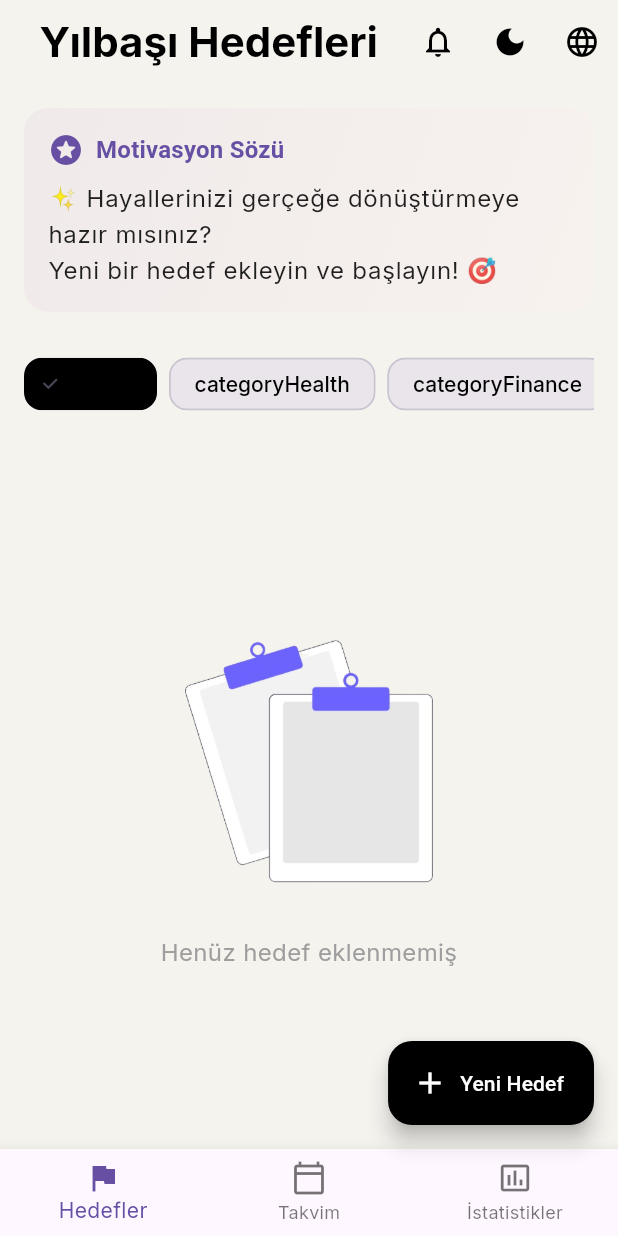
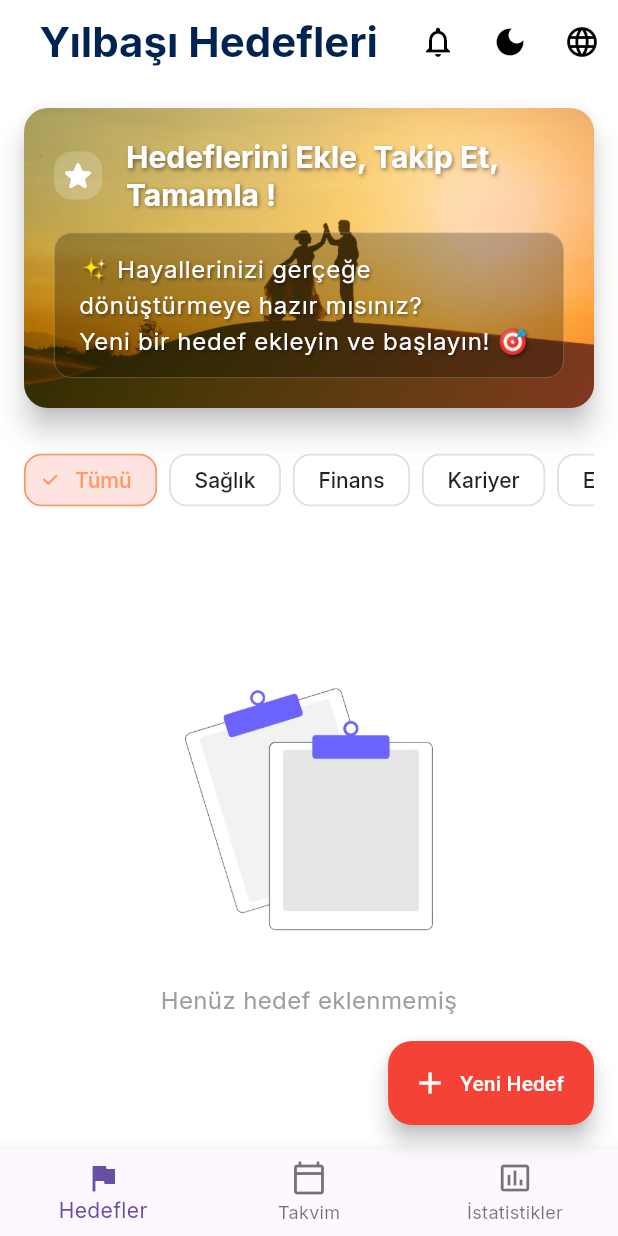
Before and after one commit to berkezkul/New-Year-Goals-Tracking-App, a Flutter app: the screen it shows after launch, on a phone screen of 412 x 824 dp. Run offline on Flutter 3.47's test engine with Material 3 defaults, Android fonts, the light colour scheme and no system bars; our stand-ins replace cached_network_image, cloud_firestore, confetti, firebase_core, flutter_animate, google_fonts and 4 more; accounts and stored records are empty.

Commit message:
New Year Goal Tracking App

```diff
--- a/lib/l10n/app_en.arb
+++ b/lib/l10n/app_en.arb
@@ -80,7 +80,7 @@
             }
         }
     },
-    "motivationQuote": "Motivation Quote",
+    "motivationQuote": "Add, Track, Complete Your Goals!",
     "addCategory": "Add Category",
     "categoryName": "Category Name",
     "categoryExists": "This category already exists",
--- a/lib/l10n/app_localizations.dart
+++ b/lib/l10n/app_localizations.dart
@@ -416,7 +416,7 @@ abstract class AppLocalizations {
   /// No description provided for @motivationQuote.
   ///
   /// In en, this message translates to:
-  /// **'Motivation Quote'**
+  /// **'Add, Track, Complete Your Goals!'**
   String get motivationQuote;
 
   /// No description provided for @addCategory.
--- a/lib/l10n/app_localizations_en.dart
+++ b/lib/l10n/app_localizations_en.dart
@@ -174,7 +174,7 @@ class AppLocalizationsEn extends AppLocalizations {
   }
 
   @override
-  String get motivationQuote => 'Motivation Quote';
+  String get motivationQuote => 'Add, Track, Complete Your Goals!';
 
   @override
   String get addCategory => 'Add Category';
--- a/lib/l10n/app_localizations_tr.dart
+++ b/lib/l10n/app_localizations_tr.dart
@@ -174,7 +174,7 @@ class AppLocalizationsTr extends AppLocalizations {
   }
 
   @override
-  String get motivationQuote => 'Motivasyon Sözü';
+  String get motivationQuote => 'Hedeflerini Ekle, Takip Et, Tamamla !';
 
   @override
   String get addCategory => 'Kategori Ekle';
--- a/lib/l10n/app_tr.arb
+++ b/lib/l10n/app_tr.arb
@@ -80,7 +80,7 @@
             }
         }
     },
-    "motivationQuote": "Motivasyon Sözü",
+    "motivationQuote": "Hedeflerini Ekle, Takip Et, Tamamla !",
     "addCategory": "Kategori Ekle",
     "categoryName": "Kategori Adı",
     "categoryExists": "Bu kategori zaten mevcut",
--- a/lib/models/category_model.dart
+++ b/lib/models/category_model.dart
@@ -23,6 +23,25 @@ class CategoryData {
 
   static String getCategoryName(String key, BuildContext context) {
     final localizations = AppLocalizations.of(context)!;
-    return localizations.getString(key);
+    switch (key) {
+      case 'categoryHealth':
+        return localizations.categoryHealth;
+      case 'categoryFinance':
+        return localizations.categoryFinance;
+      case 'categoryCareer':
+        return localizations.categoryCareer;
+      case 'categoryEducation':
+        return localizations.categoryEducation;
+      case 'categorySports':
+        return localizations.categorySports;
+      case 'categoryHobby':
+        return localizations.categoryHobby;
+      case 'categoryTravel':
+        return localizations.categoryTravel;
+      case 'categoryPersonal':
+        return localizations.categoryPersonal;
+      default:
+        return key;
+    }
   }
 }
--- a/lib/screens/add_goal_screen.dart
+++ b/lib/screens/add_goal_screen.dart
@@ -298,7 +298,7 @@ class _AddGoalScreenState extends State<AddGoalScreen> {
         });
       },
       validator: (value) =>
-          value == null ? localizations.noCategorySelected : null,
+      value == null ? localizations.noCategorySelected : null,
     );
   }
 }
--- a/lib/screens/goals_screen.dart
+++ b/lib/screens/goals_screen.dart
@@ -23,7 +23,7 @@ class _GoalsScreenState extends State<GoalsScreen> {
     return Column(
       children: [
         // Motivasyon kartı
-        MotivationCard(),
+        const MotivationCard(),
 
         // Kategori filtreleme chips
         Padding(
@@ -40,9 +40,19 @@ class _GoalsScreenState extends State<GoalsScreen> {
                       _selectedCategory = 'all';
                     });
                   },
-                  backgroundColor: Theme.of(context).chipTheme.backgroundColor,
-                  selectedColor: Theme.of(context).chipTheme.selectedColor,
-                  labelStyle: Theme.of(context).chipTheme.labelStyle,
+                  backgroundColor: Colors.white,
+                  selectedColor: const Color(0xFFFF9966).withOpacity(0.2),
+                  checkmarkColor: const Color(0xFFFF9966),
+                  labelStyle: TextStyle(
+                    color: _selectedCategory == 'all'
+                        ? const Color(0xFFFF9966)
+                        : Colors.black87,
+                  ),
+                  side: BorderSide(
+                    color: _selectedCategory == 'all'
+                        ? const Color(0xFFFF9966)
+                        : Colors.grey.shade300,
+                  ),
                   shape: RoundedRectangleBorder(
                     borderRadius: BorderRadius.circular(12),
                   ),
@@ -52,13 +62,29 @@ class _GoalsScreenState extends State<GoalsScreen> {
                       padding: const EdgeInsets.only(right: 8),
                       child: FilterChip(
                         label: Text(CategoryData.getCategoryName(
-                            category.key, context)),
-                        selected: _selectedCategory == category.key,
+                            category.name, context)),
+                        selected: _selectedCategory == category.name,
                         onSelected: (bool selected) {
                           setState(() {
                             _selectedCategory = category.key;
                           });
                         },
+                        backgroundColor: Colors.white,
+                        selectedColor: const Color(0xFFFF9966).withOpacity(0.2),
+                        checkmarkColor: const Color(0xFFFF9966),
+                        labelStyle: TextStyle(
+                          color: _selectedCategory == category.key
+                              ? const Color(0xFFFF9966)
+                              : Colors.black87,
+                        ),
+                        side: BorderSide(
+                          color: _selectedCategory == category.key
+                              ? const Color(0xFFFF9966)
+                              : Colors.grey.shade300,
+                        ),
+                        shape: RoundedRectangleBorder(
+                          borderRadius: BorderRadius.circular(12),
+                        ),
                       ),
                     )),
               ],
@@ -88,7 +114,7 @@ class _GoalsScreenState extends State<GoalsScreen> {
               if (filteredGoals.isEmpty) {
                 return EmptyState(
                   imagePath: 'assets/images/empty_goals.png',
-                  message: AppLocalizations.of(context)!.noGoalsYet,
+                  message: AppLocalizations.of(context).noGoalsYet,
                 );
               }
 
@@ -111,7 +137,7 @@ class _GoalsScreenState extends State<GoalsScreen> {
                       );
                     },
                     categoryName:
-                        CategoryData.getCategoryName(goal.category, context),
+                        CategoryData.getCategoryName(goal.category, context), onLongPress: () {  },
                   );
                 },
               );
@@ -123,6 +149,8 @@ class _GoalsScreenState extends State<GoalsScreen> {
   }
 
   void _showGoalUpdateDialog(BuildContext context, Goal goal) {
+    double tempProgress = goal.currentAmount / goal.targetAmount;
+
     showDialog(
       context: context,
       builder: (context) => AlertDialog(
@@ -131,14 +159,12 @@ class _GoalsScreenState extends State<GoalsScreen> {
           mainAxisSize: MainAxisSize.min,
           children: [
             Text(
-                '${AppLocalizations.of(context)!.goalProgress}: ${goal.currentAmount}/${goal.targetAmount}'),
+                '${AppLocalizations.of(context).goalProgress}: ${goal.currentAmount}/${goal.targetAmount}'),
             const SizedBox(height: 16),
             Slider(
-              value: goal.currentAmount / goal.targetAmount,
-              onChanged: (value) async {
-                final newAmount = (value * goal.targetAmount).round();
-                await _databaseService.updateGoalProgress(goal.id, newAmount);
-                Navigator.pop(context);
+              value: tempProgress,
+              onChanged: (value) {
+                tempProgress = value;
               },
             ),
           ],
@@ -146,7 +172,23 @@ class _GoalsScreenState extends State<GoalsScreen> {
         actions: [
           TextButton(
             onPressed: () => Navigator.pop(context),
-            child: Text(AppLocalizations.of(context)!.cancel),
+            child: Text(AppLocalizations.of(context).cancel),
+          ),
+          FilledButton(
+            onPressed: () async {
+              final newAmount = (tempProgress * goal.targetAmount).round();
+              await _databaseService.updateGoalProgress(goal.id, newAmount);
+              if (context.mounted) {
+                ScaffoldMessenger.of(context).showSnackBar(
+                  SnackBar(
+                    content: Text(AppLocalizations.of(context).progressUpdated),
+                    backgroundColor: Colors.green,
+                  ),
+                );
+                Navigator.pop(context);
+              }
+            },
+            child: Text(AppLocalizations.of(context).save),
           ),
         ],
       ),
--- a/lib/screens/home_screen.dart
+++ b/lib/screens/home_screen.dart
@@ -39,7 +39,7 @@ class _HomeScreenState extends State<HomeScreen> {
       appBar: AppBar(
         elevation: 0,
         title: Text(
-          AppLocalizations.of(context)!.appTitle,
+          AppLocalizations.of(context).appTitle,
           style: GoogleFonts.inter(
             fontSize: 28,
             fontWeight: FontWeight.bold,
@@ -103,8 +103,11 @@ class _HomeScreenState extends State<HomeScreen> {
             MaterialPageRoute(builder: (context) => const AddGoalScreen()),
           );
         },
+        backgroundColor: Colors.red,
+        focusColor: Colors.orange,
+        hoverColor: Colors.orangeAccent,
         icon: const Icon(Icons.add),
-        label: Text(AppLocalizations.of(context)!.addGoal),
+        label: Text(AppLocalizations.of(context).addGoal),
       ),
     );
   }
--- a/lib/theme/app_theme.dart
+++ b/lib/theme/app_theme.dart
@@ -2,30 +2,41 @@ import 'package:flutter/material.dart';
 import 'package:google_fonts/google_fonts.dart';
 
 class AppTheme {
-  // Modern renk paleti
-  static const Color primaryLight = Color(0xFF000000);
-  static const Color secondaryLight = Color(0xFFFF9966);
-  static const Color accentLight = Color(0xFFFFD93D);
-  static const Color surfaceLight = Color(0xFFF4F3EE);
+  // Modern ve soft renk paleti (60-30-10 kuralına göre)
+  // Ana renk (60%)
+  static const Color primaryLight = Color(0xFF4DA1A9); // Soft mavi
+  static const Color backgroundLight = Color(0xFFF5EFE7);
+
+  // İkincil renk (30%)
+  static const Color secondaryLight = Color(0xFF79D7BE); // Soft yeşil
+  static const Color surfaceLight = Color(0xFFFFFFFF);
+
+  // Aksan renk (10%)
+  static const Color accentLight = Color(0xFF2E5077); // Koyu mavi
+
+  // Kart ve diğer renkler
   static const Color cardLight = Color(0xFFFFFBF2);
+  static const Color textLight = Color(0xFF2E5077);
 
   // Dark tema renkleri
-  static const Color primaryDark = Color(0xFF000000);
-  static const Color secondaryDark = Color(0xFFFF9966);
-  static const Color accentDark = Color(0xFFFFD93D);
-  static const Color surfaceDark = Color(0xFF121212);
-  static const Color cardDark = Color(0xFF1E1E1E);
+  static const Color primaryDark = Color(0xFF79D7BE);
+  static const Color backgroundDark = Color(0xFF213555);
+  static const Color secondaryDark = Color(0xFF4DA1A9);
+  static const Color surfaceDark = Color(0xFF012351);
+  static const Color accentDark = Color(0xFFF5EFE7);
+  static const Color cardDark = Color(0xFF2E5077);
+  static const Color textDark = Color(0xFFF5EFE7);
 
   // Kategori renkleri
   static const Map<String, Color> categoryColors = {
-    'categoryHealth': Color(0xFFFF9966), // Turuncu
-    'categoryFinance': Color(0xFFFFD93D), // Sarı
-    'categoryCareer': Color(0xFFE6E6FA), // Lavanta
-    'categoryEducation': Color(0xFFFFE4E1), // Açık pembe
-    'categorySports': Color(0xFFE0FFFF), // Açık turkuaz
-    'categoryHobby': Color(0xFFFFF0F5), // Lavanta pembesi
-    'categoryTravel': Color(0xFFF0FFF0), // Açık yeşil
-    'categoryPersonal': Color(0xFFFFFACD), // Açık sarı
+    'categoryHealth': Color(0xFF79D7BE), // Soft yeşil
+    'categoryFinance': Color(0xFF4DA1A9), // Soft mavi
+    'categoryCareer': Color(0xFF2E5077), // Koyu mavi
+    'categoryEducation': Color(0xFF6F9EAF), // Orta mavi
+    'categorySports': Color(0xFF90C8AC), // Açık yeşil
+    'categoryHobby': Color(0xFF8EB8E5), // Açık mavi
+    'categoryTravel': Color(0xFF7DA9C7), // Gök mavisi
+    'categoryPersonal': Color(0xFF86A7C3), // Gri mavi
   };
 
   static ThemeData get lightTheme {
@@ -53,7 +64,7 @@ class AppTheme {
         titleTextStyle: GoogleFonts.inter(
           fontSize: 28,
           fontWeight: FontWeight.bold,
-          color: Colors.black,
+          color: surfaceDark,
         ),
         iconTheme: const IconThemeData(color: Colors.black),
       ),
@@ -150,7 +161,7 @@ class AppTheme {
       // Card teması
       cardTheme: CardTheme(
         elevation: 0,
-        color: Colors.white.withOpacity(0.05),
+        color: cardLight,
         shape: RoundedRectangleBorder(
           borderRadius: BorderRadius.circular(24),
         ),
@@ -165,7 +176,7 @@ class AppTheme {
         titleTextStyle: GoogleFonts.inter(
           fontSize: 28,
           fontWeight: FontWeight.bold,
-          color: Colors.white,
+          color: secondaryDark,
         ),
         iconTheme: const IconThemeData(color: Colors.white),
       ),
@@ -185,13 +196,16 @@ class AppTheme {
         titleLarge: GoogleFonts.inter(
           fontSize: 24,
           fontWeight: FontWeight.w600,
-          color: Colors.white,
+          color: primaryDark,
         ),
         bodyLarge: GoogleFonts.inter(
           fontSize: 16,
-          color: Colors.white.withOpacity(0.87),
+          color: secondaryDark,
         ),
       ),
+
+
+
     );
   }
 }
--- a/lib/widgets/motivation_card.dart
+++ b/lib/widgets/motivation_card.dart
@@ -1,54 +1,121 @@
 import 'package:flutter/material.dart';
 import '../l10n/app_localizations.dart';
+import '../theme/app_theme.dart';
 
 class MotivationCard extends StatelessWidget {
   const MotivationCard({super.key});
 
   @override
   Widget build(BuildContext context) {
+    final isDarkMode = Theme.of(context).brightness == Brightness.dark;
+
     return Card(
       margin: const EdgeInsets.all(16),
+      elevation: 8,
       shape: RoundedRectangleBorder(
         borderRadius: BorderRadius.circular(16),
       ),
       child: Container(
-        padding: const EdgeInsets.all(16),
+        height: 200,
+        decoration: BoxDecoration(
+          borderRadius: BorderRadius.circular(16),
+          image: const DecorationImage(
+            image: AssetImage('assets/images/motivation_background.png'),
+            fit: BoxFit.cover,
+          ),
+        ),
+        child: Container(
           decoration: BoxDecoration(
             borderRadius: BorderRadius.circular(16),
             gradient: LinearGradient(
               begin: Alignment.topLeft,
               end: Alignment.bottomRight,
-            colors: [
-              Theme.of(context).colorScheme.primary.withOpacity(0.1),
-              Theme.of(context).colorScheme.primary.withOpacity(0.05),
+              colors: isDarkMode
+                  ? [
+                const Color(0xFF1A237E).withOpacity(0.85),
+                const Color(0xFF0D47A1).withOpacity(0.90),
+              ]
+                  : [
+                Colors.yellowAccent.withOpacity(0.12),
+                Colors.deepOrangeAccent.withOpacity(0.5),
               ],
             ),
           ),
+          child: Padding(
+            padding: const EdgeInsets.all(20),
             child: Column(
               crossAxisAlignment: CrossAxisAlignment.start,
               children: [
+                // Başlık ve İkon
                 Row(
                   children: [
-                Icon(
-                  Icons.stars_rounded,
-                  color: Theme.of(context).colorScheme.primary,
+                    Container(
+                      padding: const EdgeInsets.all(4),
+                      decoration: BoxDecoration(
+                        color: Colors.white.withOpacity(0.2),
+                        borderRadius: BorderRadius.circular(12),
                       ),
-                const SizedBox(width: 8),
-                Text(
-                  AppLocalizations.of(context)!.motivationQuote,
-                  style: Theme.of(context).textTheme.titleMedium?.copyWith(
-                        color: Theme.of(context).colorScheme.primary,
+                      child: Icon(
+                        Icons.star_rounded,
+                        color: isDarkMode ? Colors.amber : Colors.white,
+                        size: 24,
+                      ),
+                    ),
+                    const SizedBox(width: 16),
+                    Expanded(
+                      child: Text(
+                        textAlign: TextAlign.left,
+                        AppLocalizations.of(context).motivationQuote,
+                        style: Theme.of(context).textTheme.titleLarge?.copyWith(
+                          color: Colors.white,
                           fontWeight: FontWeight.bold,
+                          fontSize: 20,
+                          shadows: [
+                            const Shadow(
+                              offset: Offset(1, 1),
+                              blurRadius: 3,
+                              color: Colors.black45,
+                            ),
+                          ],
+                        ),
                       ),
                     ),
                   ],
                 ),
-            const SizedBox(height: 8),
-            Text(
+                const Spacer(),
+                // Alt mesaj
+                Container(
+                  padding: const EdgeInsets.symmetric(
+                    horizontal: 16,
+                    vertical: 12,
+                  ),
+                  decoration: BoxDecoration(
+                    color: Colors.black26,
+                    borderRadius: BorderRadius.circular(12),
+                    border: Border.all(
+                      color: Colors.white30,
+                      width: 0.5,
+                    ),
+                  ),
+                  child: Text(
                     AppLocalizations.of(context)!.addNewGoalCard,
-              style: Theme.of(context).textTheme.bodyLarge,
+                    style: Theme.of(context).textTheme.bodyLarge?.copyWith(
+                      color: Colors.white,
+                      fontSize: 16,
+                      height: 1.5,
+                      shadows: [
+                        const Shadow(
+                          offset: Offset(1, 1),
+                          blurRadius: 2,
+                          color: Colors.black45,
                         ),
                       ],
+                    ),
+                  ),
+                ),
+              ],
+            ),
+          ),
         ),
       ),
     );
--- a/pubspec.yaml
+++ b/pubspec.yaml
@@ -110,5 +110,8 @@ flutter:
     - assets/images/empty_goals.png
     - assets/images/goal_complete.png
     - assets/images/goal_progress.png
+    - assets/images/add_goals.png
+    - assets/images/motivation_bg.jpg
+    - assets/images/motivation_background.png
 
   generate: true
```
Also changed, not shown: lib/widgets/goal_card.dart (+53 -48 lines), assets/images/add_goals.png (added), assets/images/motivation_background.png (added), assets/images/motivation_bg.jpg (added). Lines whose indentation alone changed are shown as unchanged.
